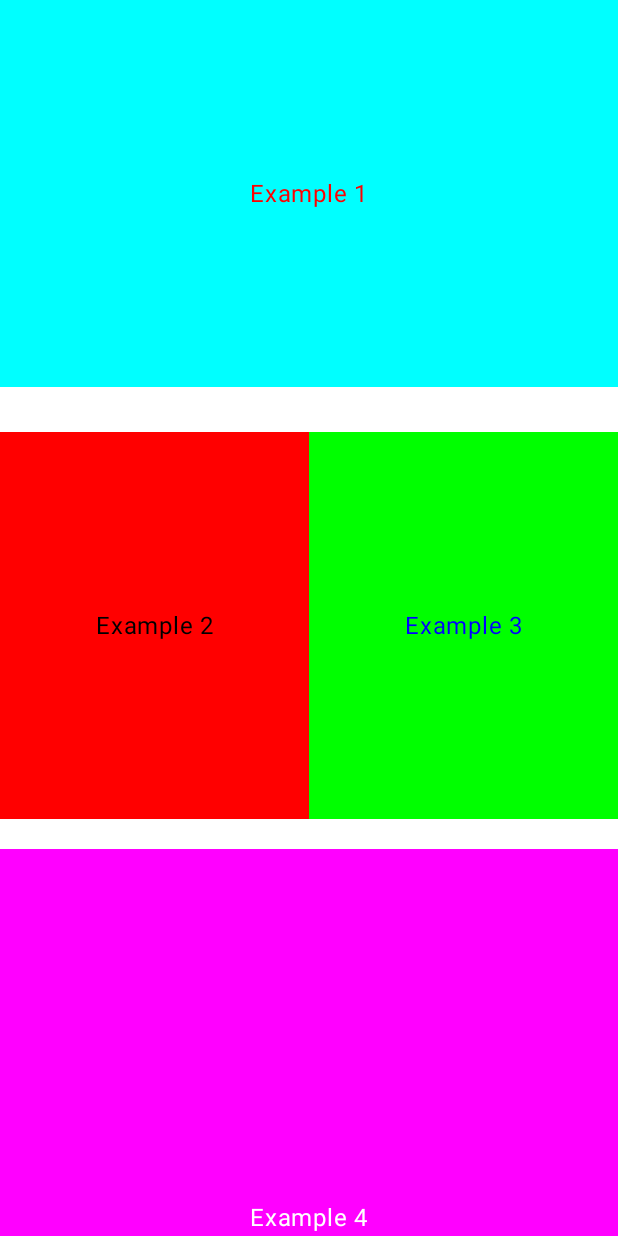
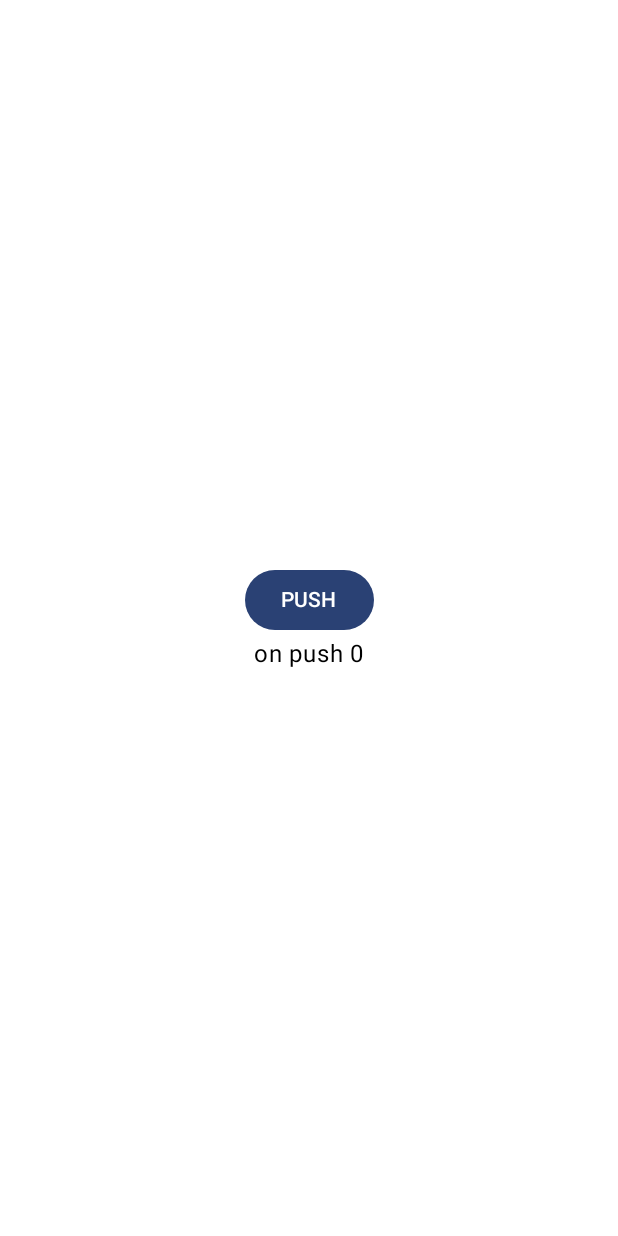
Before and after one commit to cristoferJaimez/JetPackComposerCatalogo, an Android app built with Jetpack Compose: the @Preview function GreetingPreview, on a phone screen of 412 x 824 dp. Run offline under Robolectric (Android 15) with nearby library versions, the phone set to English and light mode, and no system bars.

```diff
--- a/app/src/main/java/com/dev/jetpackcomposercatalogo/MainActivity.kt
+++ b/app/src/main/java/com/dev/jetpackcomposercatalogo/MainActivity.kt
@@ -18,10 +18,15 @@ import androidx.compose.foundation.layout.padding
 import androidx.compose.foundation.layout.width
 import androidx.compose.foundation.rememberScrollState
 import androidx.compose.foundation.verticalScroll
+import androidx.compose.material3.Button
 import androidx.compose.material3.MaterialTheme
 import androidx.compose.material3.Surface
 import androidx.compose.material3.Text
 import androidx.compose.runtime.Composable
+import androidx.compose.runtime.mutableStateOf
+import androidx.compose.runtime.getValue
+import androidx.compose.runtime.setValue
+import androidx.compose.runtime.saveable.rememberSaveable
 import androidx.compose.ui.Alignment
 import androidx.compose.ui.Modifier
 import androidx.compose.ui.graphics.Color
@@ -39,28 +44,49 @@ class MainActivity : ComponentActivity() {
                     modifier = Modifier.fillMaxSize(),
                     color = MaterialTheme.colorScheme.background
                 ) {
-                    MyBox("Android")
+                    //MyBox("Android")
+                    MyStateExample()
                 }
             }
         }
     }
 }
 
+
 @Composable
-fun MySpacer(size : Int){
-    Spacer(modifier = Modifier
-        .width(0.dp)
-        .height(size.dp))
+fun MyStateExample() {
+    var counter by rememberSaveable {
+        mutableStateOf( 0)
+    }
+    Column(
+        Modifier.fillMaxSize(), verticalArrangement = Arrangement.Center,
+        horizontalAlignment = Alignment.CenterHorizontally
+    ) {
+        Button(onClick = { counter += 1 }) {
+            Text(text = "PUSH")
+        }
+        Text(text = "on push $counter")
+    }
 }
 
 @Composable
-fun MyComplexLayout(){
+fun MySpacer(size: Int) {
+    Spacer(
+        modifier = Modifier
+            .width(0.dp)
+            .height(size.dp)
+    )
+}
+
+@Composable
+fun MyComplexLayout() {
     Column(Modifier.fillMaxSize()) {
         Box(
             Modifier
                 .fillMaxWidth()
                 .weight(1f)
-                .background(Color.Cyan)) {
+                .background(Color.Cyan)
+        ) {
             Text(text = "Example 1", modifier = Modifier.align(Alignment.Center), Color.Red)
 
         }
@@ -68,17 +94,22 @@ fun MyComplexLayout(){
         Row(
             Modifier
                 .fillMaxWidth()
-                .weight(1f)) {
-            Box(modifier = Modifier
+                .weight(1f)
+        ) {
+            Box(
+                modifier = Modifier
                     .weight(1f)
                     .fillMaxHeight()
-                .background(Color.Red)){
+                    .background(Color.Red)
+            ) {
                 Text(text = "Example 2", modifier = Modifier.align(Alignment.Center), Color.Black)
             }
-            Box(modifier = Modifier
+            Box(
+                modifier = Modifier
                     .weight(1f)
                     .fillMaxHeight()
-                .background(Color.Green)){
+                    .background(Color.Green)
+            ) {
                 Text(text = "Example 3", modifier = Modifier.align(Alignment.Center), Color.Blue)
             }
         }
@@ -87,18 +118,20 @@ fun MyComplexLayout(){
             Modifier
                 .fillMaxWidth()
                 .weight(1f)
-                .background(Color.Magenta)) {
+                .background(Color.Magenta)
+        ) {
             Text(text = "Example 4", modifier = Modifier.align(Alignment.BottomCenter), Color.White)
         }
     }
 }
 
-
 @Composable
-fun MyRow(){
-    Row(modifier = Modifier
+fun MyRow() {
+    Row(
+        modifier = Modifier
             .fillMaxSize()
-        .horizontalScroll(rememberScrollState())) {
+            .horizontalScroll(rememberScrollState())
+    ) {
         Text(text = "Hola", modifier = Modifier.weight(1f))
         Text(text = "Hola", modifier = Modifier.weight(1f))
         Text(text = "Hola", modifier = Modifier.weight(1f))
@@ -106,13 +139,14 @@ fun MyRow(){
     }
 }
 
-
 @Composable
-fun MyColumn(){
-    Column(modifier = Modifier
+fun MyColumn() {
+    Column(
+        modifier = Modifier
             .fillMaxSize()
             .padding(16.dp)
-        .verticalScroll(rememberScrollState()), verticalArrangement = Arrangement.SpaceEvenly) {
+            .verticalScroll(rememberScrollState()), verticalArrangement = Arrangement.SpaceEvenly
+    ) {
         Text(text = "Example one", modifier = Modifier.background(Color.Red))
         Text(text = "Example one", modifier = Modifier.background(Color.Blue))
         Text(text = "Example one", modifier = Modifier.background(Color.Black))
@@ -122,13 +156,17 @@ fun MyColumn(){
 
 @Composable
 fun MyBox(name: String, modifier: Modifier = Modifier) {
-    Box(modifier = Modifier
+    Box(
+        modifier = Modifier
             .fillMaxSize()
-        .padding(16.dp), contentAlignment = Alignment.Center) {
-        Box(modifier = Modifier
+            .padding(16.dp), contentAlignment = Alignment.Center
+    ) {
+        Box(
+            modifier = Modifier
                 .width(100.dp)
                 .height(100.dp)
-            .background(Color.Blue)){
+                .background(Color.Blue)
+        ) {
             Text(text = "Box 2", modifier = Modifier.align(Alignment.Center), Color.White)
         }
     }
@@ -141,6 +179,7 @@ fun GreetingPreview() {
         //MyBox("Android")
         //MyColumn()
         //MyRow()
-        MyComplexLayout()
+        //MyComplexLayout()
+        MyStateExample()
     }
 }
```
Also changed, not shown: app/src/main/java/com/dev/jetpackcomposercatalogo/ConstaintExample.kt (+128 -25 lines). Lines whose indentation alone changed are shown as unchanged.
